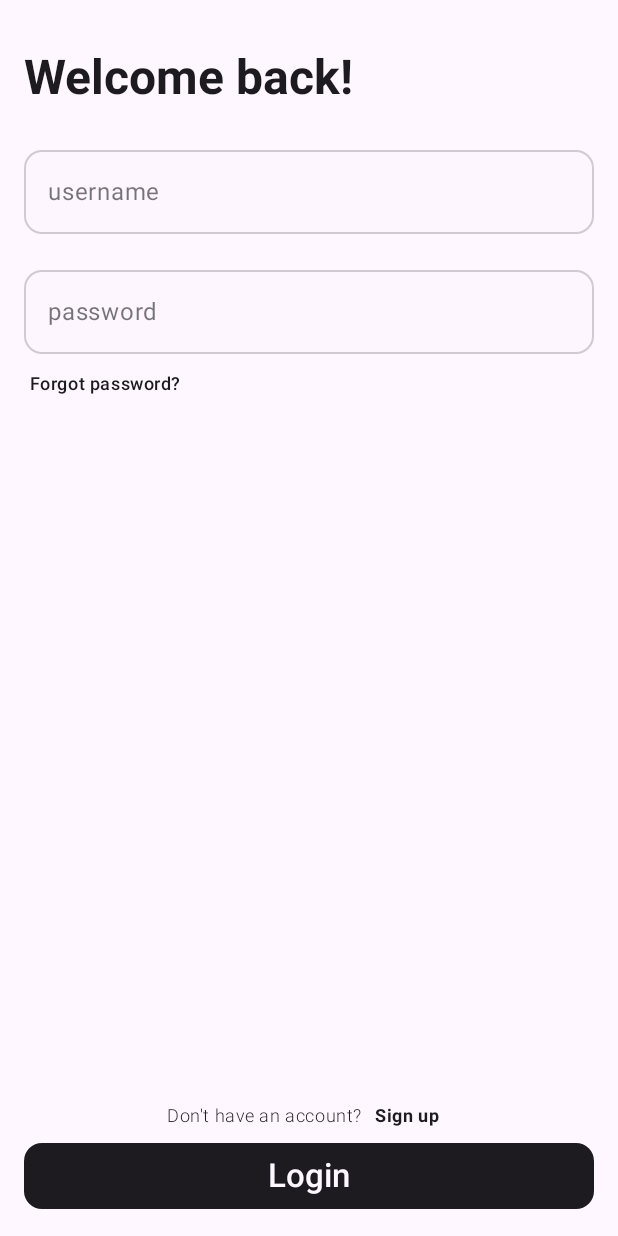
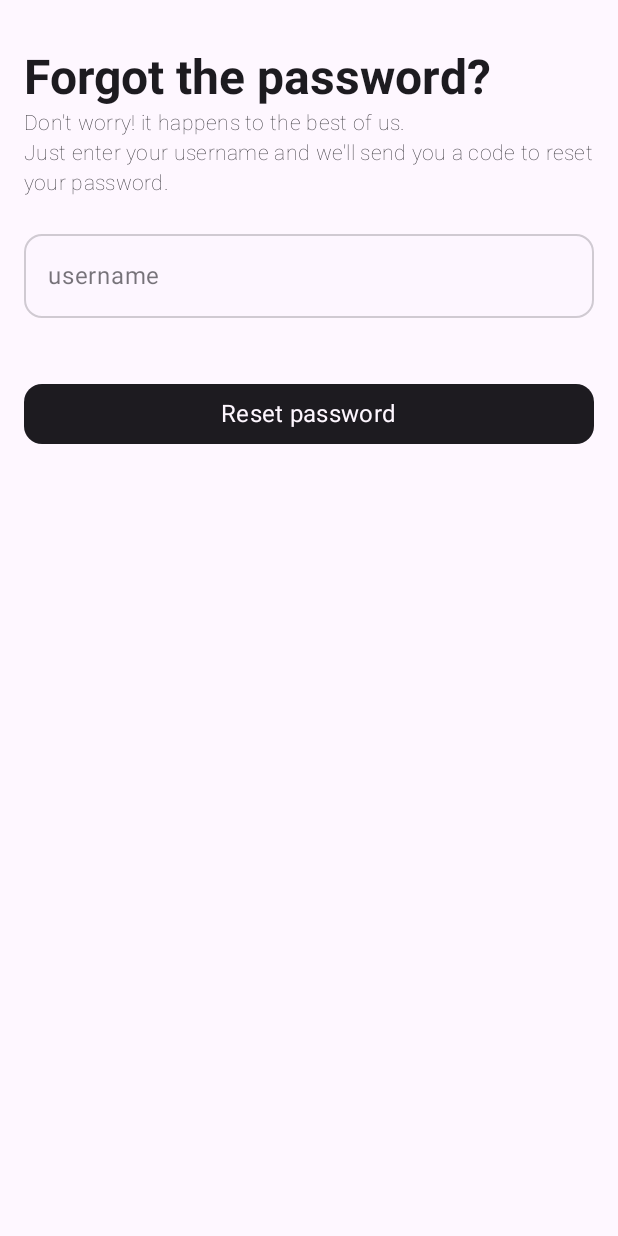
Before and after one commit to Portfolio-Orel/Samples, an Android app built with Jetpack Compose: the screen it shows after launch (MainActivity), on a phone screen of 412 x 824 dp. Run offline under Robolectric (Android 15) with nearby library versions, the phone set to English and light mode, and no system bars; our stand-ins replace Dagger/Hilt's generated code, accompanist.

Commit message:
- Add forgot password

```diff
--- a/app/src/main/java/com/orels/samples/MainActivity.kt
+++ b/app/src/main/java/com/orels/samples/MainActivity.kt
@@ -16,7 +16,7 @@ import androidx.lifecycle.LifecycleEventObserver
 import com.google.accompanist.permissions.ExperimentalPermissionsApi
 import com.google.accompanist.permissions.rememberMultiplePermissionsState
 import com.google.accompanist.systemuicontroller.rememberSystemUiController
-import com.orels.samples.login.presentation.main.LoginScreen
+import com.orels.samples.login.presentation.forgot_password.ForgotPasswordScreen
 import com.orels.samples.ui.theme.SamplesTheme
 import dagger.hilt.android.AndroidEntryPoint
 
@@ -61,7 +61,8 @@ class MainActivity : ComponentActivity() {
                 ) {
 //                    WeatherScreen()
 //                    BookNotesMain()
-                    LoginScreen()
+//                    LoginScreen()
+                    ForgotPasswordScreen()
                 }
 
             }
--- /dev/null
+++ b/app/src/main/java/com/orels/samples/login/presentation/components/AuthenticationInput.kt
@@ -0,0 +1,100 @@
+package com.orels.samples.login.presentation.components
+
+import androidx.compose.foundation.layout.Row
+import androidx.compose.foundation.layout.fillMaxWidth
+import androidx.compose.foundation.text.KeyboardActionScope
+import androidx.compose.foundation.text.KeyboardActions
+import androidx.compose.foundation.text.KeyboardOptions
+import androidx.compose.material3.*
+import androidx.compose.runtime.*
+import androidx.compose.ui.Modifier
+import androidx.compose.ui.draw.drawBehind
+import androidx.compose.ui.graphics.Color
+import androidx.compose.ui.text.input.KeyboardType
+import androidx.compose.ui.text.input.PasswordVisualTransformation
+import androidx.compose.ui.unit.Dp
+import androidx.compose.ui.unit.dp
+
+@OptIn(ExperimentalMaterial3Api::class)
+@Composable
+fun AuthenticationInput(
+    modifier: Modifier = Modifier,
+    onValueChange: (String) -> Unit,
+    placeholder: String = "",
+    maxLines: Int = 1,
+    minLines: Int = 1,
+    value: String = "",
+    paddingLeadingIconEnd: Dp = 0.dp,
+    paddingTrailingIconStart: Dp = 0.dp,
+    leadingIcon: (@Composable () -> Unit)? = null,
+    trailingIcon: (@Composable () -> Unit)? = null,
+    onDone: KeyboardActionScope.() -> Unit = {},
+) {
+    var text by remember { mutableStateOf(value) }
+    Row(modifier = modifier) {
+        OutlinedTextField(
+            modifier = Modifier
+                .fillMaxWidth()
+                .drawBehind {
+                    drawRect(
+                        color = Color.Transparent,
+                        size = size,
+                    )
+                },
+            value = text,
+            onValueChange = {
+                val value = it.stripSpacesTabsAndNewLines()
+                text = value
+                onValueChange(it)
+            },
+            keyboardActions = KeyboardActions(onDone = onDone),
+            placeholder = {
+                Text(
+                    text = placeholder,
+                    color = MaterialTheme.colorScheme.onBackground.copy(alpha = 0.6f)
+                )
+            },
+
+            maxLines = maxLines,
+            minLines = minLines,
+            shape = MaterialTheme.shapes.medium,
+            colors = TextFieldDefaults.textFieldColors(
+                focusedIndicatorColor = MaterialTheme.colorScheme.onBackground.copy(alpha = 0.2f),
+                unfocusedIndicatorColor = MaterialTheme.colorScheme.onBackground.copy(alpha = 0.2f),
+                errorIndicatorColor = MaterialTheme.colorScheme.error,
+                textColor = MaterialTheme.colorScheme.onBackground,
+                containerColor = MaterialTheme.colorScheme.background.copy(alpha = 0.6f),
+                cursorColor = MaterialTheme.colorScheme.onBackground,
+                focusedLabelColor = MaterialTheme.colorScheme.onBackground.copy(alpha = 0.5f),
+            ),
+            leadingIcon = leadingIcon,
+            trailingIcon = trailingIcon,
+        )
+    }
+}
+
+
+@OptIn(ExperimentalMaterial3Api::class)
+@Composable
+fun PasswordInput(
+    onValueChange: (String) -> Unit,
+    placeholder: String,
+    defaultValue: String,
+) {
+    var password by remember { mutableStateOf(defaultValue) }
+
+    TextField(
+        value = password,
+        onValueChange = {
+            val value = it.stripSpacesTabsAndNewLines()
+            password = value
+            onValueChange(value)
+        },
+        label = { Text(placeholder) },
+        visualTransformation = PasswordVisualTransformation(),
+        keyboardOptions = KeyboardOptions(keyboardType = KeyboardType.Password)
+    )
+}
+
+private fun String.stripSpacesTabsAndNewLines(): String =
+    this.replace("\\s".toRegex(), "")
--- /dev/null
+++ b/app/src/main/java/com/orels/samples/login/presentation/forgot_password/ForgotPasswordScreen.kt
@@ -0,0 +1,245 @@
+package com.orels.samples.login.presentation.forgot_password
+
+import androidx.compose.foundation.background
+import androidx.compose.foundation.layout.*
+import androidx.compose.material3.Button
+import androidx.compose.material3.ButtonDefaults
+import androidx.compose.material3.MaterialTheme
+import androidx.compose.material3.Text
+import androidx.compose.runtime.Composable
+import androidx.compose.runtime.getValue
+import androidx.compose.runtime.mutableStateOf
+import androidx.compose.runtime.saveable.rememberSaveable
+import androidx.compose.runtime.setValue
+import androidx.compose.ui.Alignment
+import androidx.compose.ui.Modifier
+import androidx.compose.ui.res.stringResource
+import androidx.compose.ui.text.font.FontWeight
+import androidx.compose.ui.unit.dp
+import androidx.hilt.navigation.compose.hiltViewModel
+import com.orels.components.Loading
+import com.orels.samples.R
+import com.orels.samples.login.presentation.components.AuthenticationInput
+
+@Composable
+fun ForgotPasswordScreen(viewModel: ForgotPasswordViewModel = hiltViewModel()) {
+    val state = viewModel.state
+
+    var username by rememberSaveable { mutableStateOf("") }
+
+    var code by rememberSaveable { mutableStateOf("") }
+    var password by rememberSaveable { mutableStateOf("") }
+    var confirmPassword by rememberSaveable { mutableStateOf("") }
+
+    when (state.state) {
+        State.ForgotPassword -> ForgotPasswordContent(isLoading = false,
+            username = username,
+            onUsernameChange = { username = it },
+            onForgotPassword = viewModel::onForgotPassword)
+        State.LoadingForgotPassword -> ForgotPasswordContent(isLoading = true, username = username)
+        State.ResetPassword -> ResetPasswordContent(
+            code = code,
+            password = password,
+            confirmPassword = confirmPassword,
+            onCodeChange = { code = it },
+            onPasswordChange = { password = it },
+            onConfirmPasswordChange = { confirmPassword = it },
+            isLoading = false,
+            onResetPassword = viewModel::onResetPassword)
+        State.LoadingResetPassword -> ResetPasswordContent(isLoading = true,
+            code = code,
+            password = password,
+            confirmPassword = confirmPassword)
+        State.Done -> Text("Done")
+        State.Error -> TODO()
+    }
+}
+
+@Composable
+fun ForgotPasswordContent(
+    isLoading: Boolean,
+    username: String,
+    onUsernameChange: ((String) -> Unit)? = null,
+    onForgotPassword: ((String) -> Unit)? = null,
+) {
+
+    Column(
+        modifier = Modifier
+            .fillMaxSize()
+            .padding(top = 16.dp)
+            .background(MaterialTheme.colorScheme.background),
+        horizontalAlignment = Alignment.Start,
+        verticalArrangement = Arrangement.Top,
+    ) {
+        Text(
+            modifier = Modifier.padding(start = 16.dp, end = 16.dp, top = 16.dp),
+            text = stringResource(R.string.forgot_the_password),
+            style = MaterialTheme.typography.headlineLarge,
+            fontWeight = FontWeight.Bold,
+        )
+        Text(
+            modifier = Modifier.padding(horizontal = 16.dp),
+            text = stringResource(R.string.forgot_password_message),
+            style = MaterialTheme.typography.bodyMedium,
+            fontWeight = FontWeight.Thin,
+        )
+
+        AuthenticationInput(
+            modifier = Modifier
+                .padding(horizontal = 16.dp, vertical = 24.dp),
+            placeholder = stringResource(R.string.username),
+            value = username,
+            paddingLeadingIconEnd = 10.dp,
+            paddingTrailingIconStart = 10.dp,
+            onValueChange = { onUsernameChange?.invoke(it) },
+        )
+        Button(
+            modifier = Modifier
+                .fillMaxWidth()
+                .padding(start = 16.dp, end = 16.dp, bottom = 16.dp, top = 16.dp),
+            onClick = { onForgotPassword?.invoke(username) },
+            shape = MaterialTheme.shapes.medium,
+            colors = ButtonDefaults.buttonColors(
+                containerColor = MaterialTheme.colorScheme.onBackground,
+                contentColor = MaterialTheme.colorScheme.background,
+            ),
+        ) {
+            if (isLoading) {
+                Loading(size = 16.dp, color = MaterialTheme.colorScheme.background)
+            } else {
+                Text(
+                    text = stringResource(R.string.reset_password),
+                    style = MaterialTheme.typography.titleMedium,
+                    fontWeight = FontWeight.Normal,
+                )
+            }
+        }
+    }
+}
+
+@Composable
+fun ResetPasswordContent(
+    code: String,
+    password: String,
+    confirmPassword: String,
+    onCodeChange: ((String) -> Unit)? = null,
+    onPasswordChange: ((String) -> Unit)? = null,
+    onConfirmPasswordChange: ((String) -> Unit)? = null,
+    isLoading: Boolean,
+    onResetPassword: ((code: String, password: String, confirmPassword: String) -> Unit)? = null,
+) {
+    Column(
+        modifier = Modifier
+            .fillMaxSize()
+            .padding(top = 16.dp)
+            .background(MaterialTheme.colorScheme.background),
+        horizontalAlignment = Alignment.Start,
+        verticalArrangement = Arrangement.Top,
+    ) {
+        Text(
+            modifier = Modifier.padding(start = 16.dp, end = 16.dp, top = 16.dp),
+            text = stringResource(R.string.change_the_password),
+            style = MaterialTheme.typography.headlineLarge,
+            fontWeight = FontWeight.Bold,
+        )
+        Text(
+            modifier = Modifier.padding(horizontal = 16.dp),
+            text = "Insert the code sent to your email and create a new password",
+            style = MaterialTheme.typography.bodyMedium,
+            fontWeight = FontWeight.Thin,
+        )
+
+        AuthenticationInput(
+            modifier = Modifier
+                .padding(horizontal = 16.dp, vertical = 24.dp),
+            placeholder = stringResource(R.string.code),
+            value = code,
+            paddingLeadingIconEnd = 10.dp,
+            paddingTrailingIconStart = 10.dp,
+            onValueChange = { onCodeChange?.invoke(it) }
+        )
+
+        AuthenticationInput(
+            modifier = Modifier
+                .padding(horizontal = 16.dp, vertical = 24.dp),
+            placeholder = stringResource(R.string.password),
+            value = password,
+            paddingLeadingIconEnd = 10.dp,
+            paddingTrailingIconStart = 10.dp,
+            onValueChange = { onPasswordChange?.invoke(it) }
+        )
+        AuthenticationInput(
+            modifier = Modifier
+                .padding(horizontal = 16.dp, vertical = 24.dp),
+            placeholder = stringResource(R.string.confirm_password),
+            value = confirmPassword,
+            paddingLeadingIconEnd = 10.dp,
+            paddingTrailingIconStart = 10.dp,
+            onValueChange = { onConfirmPasswordChange?.invoke(it) }
+        )
+        Button(
+            modifier = Modifier
+                .fillMaxWidth()
+                .padding(start = 16.dp, end = 16.dp, bottom = 16.dp, top = 16.dp),
+            onClick = { onResetPassword?.invoke(code, password, confirmPassword) },
+            shape = MaterialTheme.shapes.medium,
+            colors = ButtonDefaults.buttonColors(
+                containerColor = MaterialTheme.colorScheme.onBackground,
+                contentColor = MaterialTheme.colorScheme.background,
+            ),
+        ) {
+            if (isLoading) {
+                Loading(size = 16.dp, color = MaterialTheme.colorScheme.background)
+            } else {
+                Text(
+                    text = stringResource(R.string.reset_password),
+                    style = MaterialTheme.typography.titleMedium,
+                    fontWeight = FontWeight.Normal,
+                )
+            }
+        }
+    }
+}
+//        Input(
+//            modifier = Modifier
+//                .fillMaxWidth()
+//                .drawBehind {
+//                    drawRect(
+//                        color = Color.Transparent,
+//                        size = size,
+//                    )
+//                }
+//                .padding(horizontal = 16.dp, vertical = 12.dp),
+//            placeholder = stringResource(R.string.password),
+//            paddingLeadingIconEnd = 10.dp,
+//            paddingTrailingIconStart = 10.dp,
+//            onValueChange = {}
+//        )
+//        Text(
+//            modifier = Modifier
+//                .padding(horizontal = 20.dp)
+//                .noRippleClickable { },
+//            text = stringResource(R.string.forgot_password),
+//            style = MaterialTheme.typography.bodySmall,
+//            fontWeight = FontWeight.SemiBold,
+//        )
+//        Spacer(modifier = Modifier.weight(1f))
+//        Row(
+//            modifier = Modifier.fillMaxWidth(),
+//            horizontalArrangement = Arrangement.Center,
+//            verticalAlignment = Alignment.CenterVertically
+//        ) {
+//            Text(
+//                text = stringResource(R.string.dont_have_an_account),
+//                style = MaterialTheme.typography.bodySmall,
+//                fontWeight = FontWeight.Light,
+//            )
+//            Text(
+//                modifier = Modifier
+//                    .padding(horizontal = 8.dp)
+//                    .noRippleClickable { },
+//                text = stringResource(R.string.sign_up),
+//                style = MaterialTheme.typography.bodySmall,
+//                fontWeight = FontWeight.Bold,
+//            )
+//        }
--- /dev/null
+++ b/app/src/main/java/com/orels/samples/login/presentation/forgot_password/ForgotPasswordState.kt
@@ -0,0 +1,19 @@
+package com.orels.samples.login.presentation.forgot_password
+
+import androidx.annotation.StringRes
+
+data class ForgotPasswordState(
+    val state: State = State.ForgotPassword,
+
+    val isLoading: Boolean = false,
+    @StringRes val error: Int? = null,
+)
+
+enum class State {
+    ForgotPassword,
+    LoadingForgotPassword,
+    ResetPassword,
+    LoadingResetPassword,
+    Done,
+    Error
+}
--- a/app/src/main/java/com/orels/samples/login/presentation/main/LoginScreen.kt
+++ b/app/src/main/java/com/orels/samples/login/presentation/main/LoginScreen.kt
@@ -2,24 +2,20 @@ package com.orels.samples.login.presentation.main
 
 import androidx.compose.foundation.background
 import androidx.compose.foundation.layout.*
-import androidx.compose.foundation.text.KeyboardActionScope
-import androidx.compose.foundation.text.KeyboardActions
-import androidx.compose.foundation.text.KeyboardOptions
-import androidx.compose.material3.*
-import androidx.compose.runtime.*
+import androidx.compose.material3.Button
+import androidx.compose.material3.ButtonDefaults
+import androidx.compose.material3.MaterialTheme
+import androidx.compose.material3.Text
+import androidx.compose.runtime.Composable
 import androidx.compose.ui.Alignment
 import androidx.compose.ui.Modifier
-import androidx.compose.ui.draw.drawBehind
-import androidx.compose.ui.graphics.Color
 import androidx.compose.ui.res.stringResource
 import androidx.compose.ui.text.font.FontWeight
-import androidx.compose.ui.text.input.KeyboardType
-import androidx.compose.ui.text.input.PasswordVisualTransformation
-import androidx.compose.ui.unit.Dp
 import androidx.compose.ui.unit.dp
 import androidx.hilt.navigation.compose.hiltViewModel
 import com.orels.extension.noRippleClickable
 import com.orels.samples.R
+import com.orels.samples.login.presentation.components.AuthenticationInput
 
 @Composable
 fun LoginScreen(
@@ -40,29 +36,17 @@ fun LoginScreen(
             fontWeight = FontWeight.Bold,
         )
 
-        Input(
+        AuthenticationInput(
             modifier = Modifier
-                .drawBehind {
-                    drawRect(
-                        color = Color.Transparent,
-                        size = size,
-                    )
-                }
                 .padding(horizontal = 16.dp, vertical = 12.dp),
             placeholder = stringResource(R.string.username),
             paddingLeadingIconEnd = 10.dp,
             paddingTrailingIconStart = 10.dp,
             onValueChange = {}
         )
-        Input(
+        AuthenticationInput(
             modifier = Modifier
                 .fillMaxWidth()
-                .drawBehind {
-                    drawRect(
-                        color = Color.Transparent,
-                        size = size,
-                    )
-                }
                 .padding(horizontal = 16.dp, vertical = 12.dp),
             placeholder = stringResource(R.string.password),
             paddingLeadingIconEnd = 10.dp,
@@ -116,81 +100,3 @@ fun LoginScreen(
         }
     }
 }
-
-
-@OptIn(ExperimentalMaterial3Api::class)
-@Composable
-private fun Input(
-    modifier: Modifier = Modifier,
-    onValueChange: (String) -> Unit,
-    defaultValue: String = "",
-    placeholder: String = "",
-    maxLines: Int = 1,
-    minLines: Int = 1,
-    paddingLeadingIconEnd: Dp = 0.dp,
-    paddingTrailingIconStart: Dp = 0.dp,
-    leadingIcon: (@Composable () -> Unit)? = null,
-    trailingIcon: (@Composable () -> Unit)? = null,
-    onDone: KeyboardActionScope.() -> Unit = {},
-) {
-    var text by remember { mutableStateOf(defaultValue) }
-    Row(modifier = modifier) {
-        OutlinedTextField(
-            modifier = Modifier.fillMaxWidth(),
-            value = text,
-            onValueChange = {
-                val value = it.stripSpacesTabsAndNewLines()
-                text = value
-                onValueChange(it)
-            },
-            keyboardActions = KeyboardActions(onDone = onDone),
-            placeholder = {
-                Text(
-                    text = placeholder,
-                    color = MaterialTheme.colorScheme.onBackground.copy(alpha = 0.6f)
-                )
-            },
-
-            maxLines = maxLines,
-            minLines = minLines,
-            shape = MaterialTheme.shapes.medium,
-            colors = TextFieldDefaults.textFieldColors(
-                focusedIndicatorColor = MaterialTheme.colorScheme.onBackground.copy(alpha = 0.2f),
-                unfocusedIndicatorColor = MaterialTheme.colorScheme.onBackground.copy(alpha = 0.2f),
-                errorIndicatorColor = MaterialTheme.colorScheme.error,
-                textColor = MaterialTheme.colorScheme.onBackground,
-                containerColor = MaterialTheme.colorScheme.background.copy(alpha = 0.6f),
-                cursorColor = MaterialTheme.colorScheme.onBackground,
-                focusedLabelColor = MaterialTheme.colorScheme.onBackground.copy(alpha = 0.5f),
-            ),
-            leadingIcon = leadingIcon,
-            trailingIcon = trailingIcon,
-        )
-    }
-}
-
-
-@OptIn(ExperimentalMaterial3Api::class)
-@Composable
-fun PasswordInput(
-    onValueChange: (String) -> Unit,
-    placeholder: String,
-    defaultValue: String,
-) {
-    var password by remember { mutableStateOf(defaultValue) }
-
-    TextField(
-        value = password,
-        onValueChange = {
-            val value = it.stripSpacesTabsAndNewLines()
-            password = value
-            onValueChange(value)
-        },
-        label = { Text(placeholder) },
-        visualTransformation = PasswordVisualTransformation(),
-        keyboardOptions = KeyboardOptions(keyboardType = KeyboardType.Password)
-    )
-}
-
-private fun String.stripSpacesTabsAndNewLines(): String =
-    this.replace("\\s".toRegex(), "")
--- a/app/src/main/res/values/strings.xml
+++ b/app/src/main/res/values/strings.xml
@@ -32,4 +32,10 @@
     <string name="sign_up">Sign up</string>
     <string name="welcome_back">Welcome back!</string>
     <string name="forgot_password">Forgot password?</string>
+    <string name="forgot_the_password">Forgot the password?</string>
+    <string name="forgot_password_message">Don\'t worry! it happens to the best of us.\nJust enter your username and we\'ll send you a code to reset your password.</string>
+    <string name="reset_password">Reset password</string>
+    <string name="change_the_password">Change the password</string>
+    <string name="confirm_password">confirm password</string>
+    <string name="code">code</string>
 </resources>
```
Also changed, not shown: app/src/main/java/com/orels/samples/login/presentation/forgot_password/ForgotPasswordViewModel.kt (added, +32 -0 lines).
